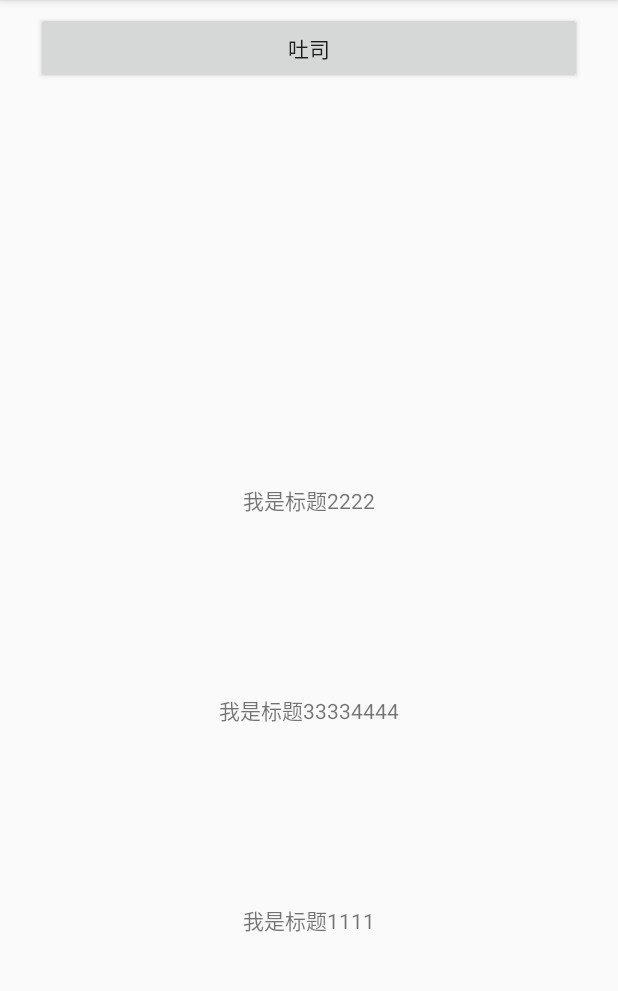
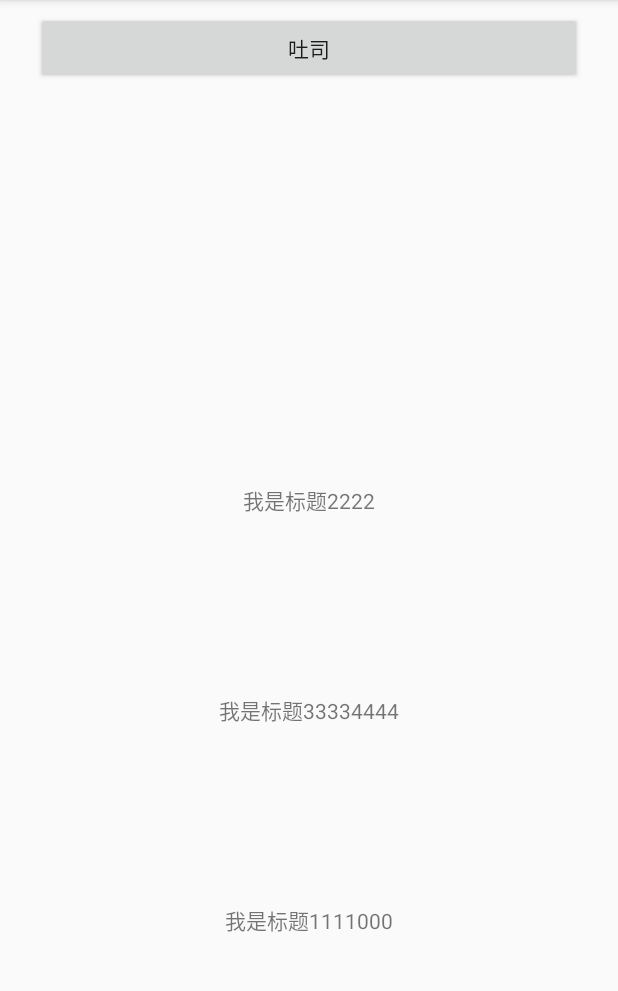
Before and after one commit to wwf1227/GitTest, an Android app: the screen it shows after launch (MainActivity), on a phone screen of 412 x 824 dp, the part 84-1075 px from its top. Run offline under Robolectric (Android 15) with nearby library versions, the phone set to English and light mode, and no system bars.

Commit message:
MoniBug1

```diff
--- a/app/src/main/res/values/strings.xml
+++ b/app/src/main/res/values/strings.xml
@@ -1,7 +1,7 @@
 <resources>
     <string name="app_name">GitTest</string>
     <string name="tusi">吐司</string>
-    <string name="title1">我是标题1111</string>
+    <string name="title1">我是标题1111000</string>
     <string name="title2">我是标题2222</string>
     <string name="title3">我是标题33334444</string>
 </resources>
```
